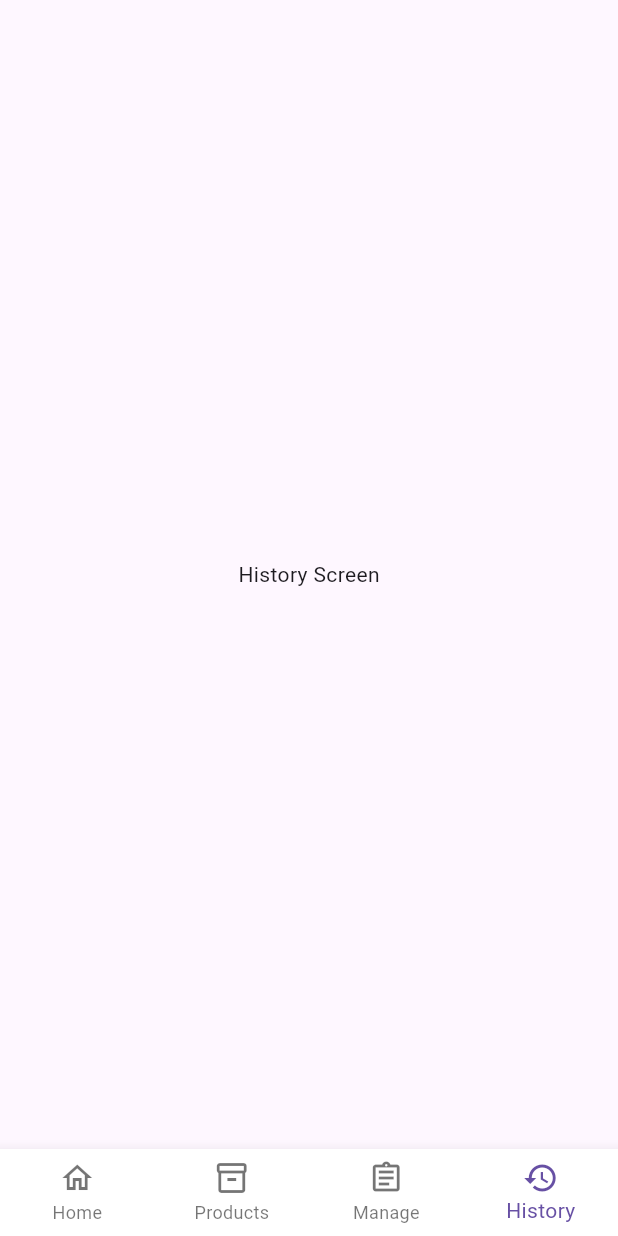
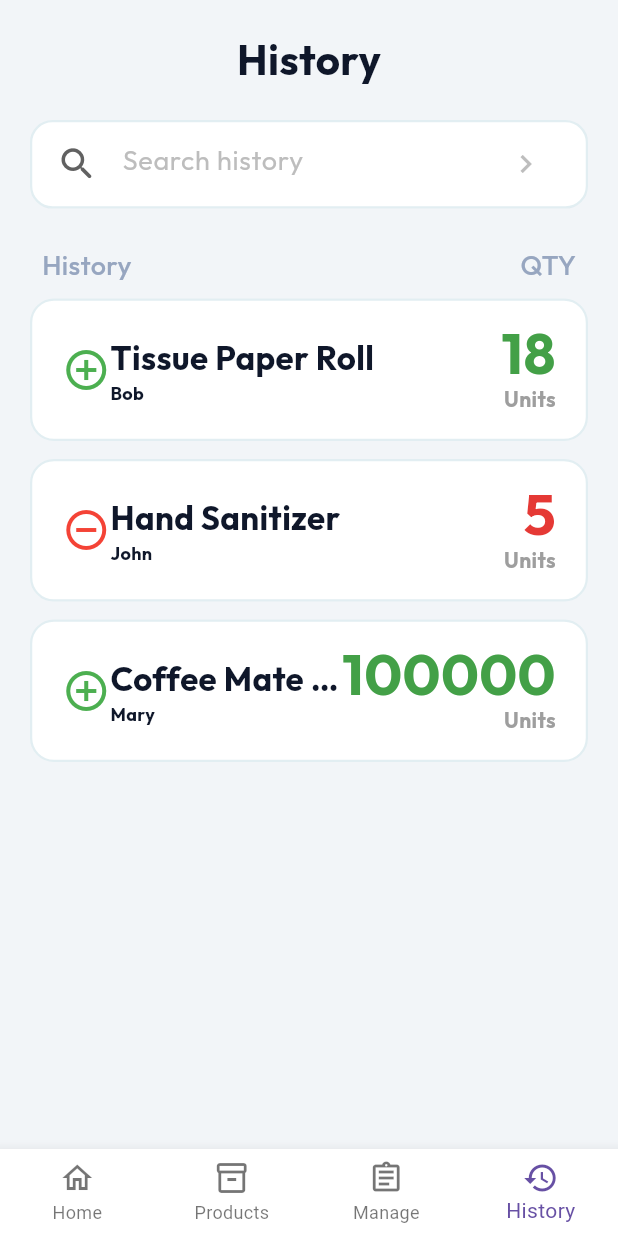
Before and after one commit to Mousefan6/TGFInventory, a Flutter app: the screen it shows after launch, swiped to page 4, on a phone screen of 412 x 824 dp. Run offline on Flutter 3.47's test engine with Material 3 defaults, Android fonts, the phone set to English and light mode, and no system bars; our stand-ins replace google_fonts; statements that could not run were skipped.

Commit message:
Fixed history screen and homebar to add history

```diff
--- a/lib/scenes/history/history_screen.dart
+++ b/lib/scenes/history/history_screen.dart
@@ -0,0 +1,249 @@
+import 'package:flutter/material.dart';
+import 'package:google_fonts/google_fonts.dart';
+
+import '../../ui/theme/colors.dart';
+
+class History { // History cards for each item
+  final String name;
+  final int amount;
+  final bool add;
+  final String user;
+  final String note;
+
+  const History({
+    required this.name,
+    required this.amount,
+    required this.add,
+    required this.user,
+    required this.note,
+
+  });
+}
+
+// TODO: Scrolling down stretches the cards vs when it tries to go up it just bounces back
+
+class HistoryScreen extends StatelessWidget {
+  const HistoryScreen({super.key});
+
+  void _showHistoryDetails(BuildContext context, History history) { // POPUP for long names
+    showDialog(
+      context: context,
+      builder: (context) => AlertDialog(
+        title: Text(history.name,
+            style: GoogleFonts.outfit(fontWeight: FontWeight.bold)),
+        content: Text(
+          "${history.add ? 'Added' : 'Removed'} ${history.amount} Units\n"
+              "User: ${history.name}\n"
+              "Note: ${history.note}",
+          style: GoogleFonts.outfit(),
+        ),        actions: [
+          TextButton(
+            onPressed: () => Navigator.pop(context),
+            child: const Text("Close"),
+          ),
+        ],
+      ),
+    );
+  }
+
+  @override
+  Widget build(BuildContext context) {
+    // REPLACE ARRAY (MOCK DATABASE)
+    final List<History> history = [
+      const History(name: "Tissue Paper Roll", amount: 18, add: true, user: "Bob", note: ""),
+      const History(name: "Hand Sanitizer", amount: 5, add: false, user:"John", note: "Used for x"),
+      const History(name: "Coffee Mate Creamer whole plastic tin", amount: 100000, add: true, user:"Mary", note:"Really Long note so I can fix later because this will be too long"),
+    ];
+
+    return Scaffold(
+      backgroundColor: AppColors.background,
+      body: SafeArea(
+        child: Padding(
+          padding: const EdgeInsets.symmetric(horizontal: 20),
+          child: Column(
+            crossAxisAlignment: CrossAxisAlignment.start,
+            children: [
+              const SizedBox(height: 20),
+
+              // Title screen
+              Center(
+                child: Text(
+                  "History",
+                  style: GoogleFonts.outfit(
+                    fontSize: 28,
+                    fontWeight: FontWeight.bold,
+                    color: const Color(0xFF0F172A),
+                  ),
+                ),
+              ),
+
+              const SizedBox(height: 20),
+
+              // Search bar
+              Container(
+                decoration: BoxDecoration(
+                  color: Colors.white,
+                  borderRadius: BorderRadius.circular(15),
+                  border: Border.all(color: AppColors.border, width: 1.5),
+                ),
+                padding: const EdgeInsets.symmetric(horizontal: 16, vertical: 4),
+                child: TextField(
+                  decoration: InputDecoration(
+                    hintText: "Search history",
+                    hintStyle: GoogleFonts.outfit(
+                      color: Colors.grey.shade400,
+                      fontSize: 18,
+                    ),
+                    border: InputBorder.none,
+                    icon: Icon(Icons.search_rounded, color: Colors.grey.shade700, size: 28),
+                    suffixIcon: Icon(Icons.chevron_right, color: Colors.grey.shade400),
+                  ),
+                ),
+              ),
+
+              const SizedBox(height: 24),
+
+              // Header
+              Padding(
+                padding: const EdgeInsets.symmetric(horizontal: 8.0),
+                child: Row(
+                  mainAxisAlignment: MainAxisAlignment.spaceBetween,
+                  children: [
+                    Text(
+                      "History",
+                      style: GoogleFonts.outfit(
+                        fontSize: 18,
+                        fontWeight: FontWeight.w500,
+                        color: AppColors.greyText,
+                      ),
+                    ),
+                    Text(
+                      "QTY",
+                      style: GoogleFonts.outfit(
+                        fontSize: 18,
+                        fontWeight: FontWeight.w500,
+                        color: AppColors.greyText,
+                      ),
+                    ),
+                  ],
+                ),
+              ),
+
+              const SizedBox(height: 10),
+
+              // List of history
+              Expanded(
+                child: ListView.separated(
+                  itemCount: history.length,
+                  separatorBuilder: (context, index) => const SizedBox(height: 12),
+                  itemBuilder: (context, index) {
+                    final hist = history[index];
+                    return _buildHistoryCard(context, hist);
+                  },
+                ),
+              ),
+            ],
+          ),
+        ),
+      ),
+    );
+  }
+
+  // Card factory, colors are static
+  Widget _buildHistoryCard(BuildContext context, History history) {
+
+    final Color qtyColor;
+    if (history.add) {
+      qtyColor = Colors.green.shade600;
+    } else {
+      qtyColor = Colors.red.shade600;
+    }
+    return Container(
+      decoration: BoxDecoration(
+        color: Colors.white,
+        borderRadius: BorderRadius.circular(16),
+        border: Border.all(
+          color: AppColors.border,
+          width: 1.5,
+        ),
+      ),
+      padding: const EdgeInsets.symmetric(horizontal: 20, vertical: 16),
+      child: Row(
+        mainAxisAlignment: MainAxisAlignment.spaceBetween,
+        children: [
+          Column(
+            crossAxisAlignment: CrossAxisAlignment.end,
+            children: [
+                history.add
+                    ? const Icon(Icons.add_circle_outline_sharp, color: Colors.green, size: 32,)
+                    : const Icon(Icons.remove_circle_outline_sharp, color: Colors.red, size: 32,)
+            ],
+          ),
+          // Left column, History name
+          Expanded(
+            child: Column(
+              crossAxisAlignment: CrossAxisAlignment.start,
+              children: [
+                InkWell(
+                  onTap: () {
+                    _showHistoryDetails(context, history);
+                  },
+                  child: Text(
+                    history.name,
+                    maxLines: 1,
+                    overflow: TextOverflow.ellipsis,
+                    style: GoogleFonts.outfit(
+                      fontSize: 22,
+                      fontWeight: FontWeight.bold,
+                      color: const Color(0xFF0F172A),
+                    ),
+                  ),
+
+                ),
+
+                  Text(
+                    history.user,
+                    maxLines: 1,
+                    overflow: TextOverflow.ellipsis,
+                    style: GoogleFonts.outfit(
+                      fontSize: 12,
+                      fontWeight: FontWeight.bold,
+                      color: const Color(0xFF0F172A),
+                    ),
+                  ),
+
+
+              ],
+            ),
+          ),
+
+          // Right column, Quantity and units
+          Column(
+            crossAxisAlignment: CrossAxisAlignment.end,
+            children: [
+              Text(
+                "${history.amount}",
+                style: GoogleFonts.outfit(
+                  fontSize: 38,
+                  fontWeight: FontWeight.bold,
+                  height: 1.0,
+                  color: qtyColor,
+
+                ),
+              ),
+              const SizedBox(height: 2),
+              Text(
+                "Units",
+                style: GoogleFonts.outfit(
+                  fontSize: 14,
+                  fontWeight: FontWeight.bold,
+                  color: Colors.grey.shade500,
+                ),
+              ),
+            ],
+          ),
+        ],
+      ),
+    );
+  }
+}
--- a/lib/utils/main_navigator.dart
+++ b/lib/utils/main_navigator.dart
@@ -22,7 +22,7 @@ class _ScreenTransitionState extends State<ScreenTransition> {
     const HomeScreen(),
     const ProductsScreen(),
     const ManageStockScreen(),
-    const Scaffold(body: Center(child: Text("History Screen"))), // Index 3
+    const HistoryScreen(),
   ];
 
   @override
--- a/lib/utils/navigation_bar.dart
+++ b/lib/utils/navigation_bar.dart
@@ -32,8 +32,7 @@ class NavBar extends StatelessWidget {
         nextScreen = const ManageStockScreen();
         break;
       case 3:
-      // Replace with your real HistoryScreen widget
-        nextScreen = const Scaffold(body: Center(child: Text("History")));
+        nextScreen= const HistoryScreen();
         break;
       default:
         return;
```
